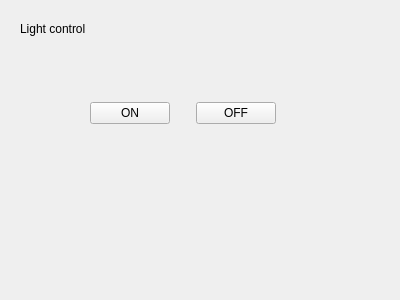
This is src/GUI/ui/hardware_widget.ui in Li-Ruiqi777/VehicleSystem as Qt 5 draws it before an edit. The edited form follows.
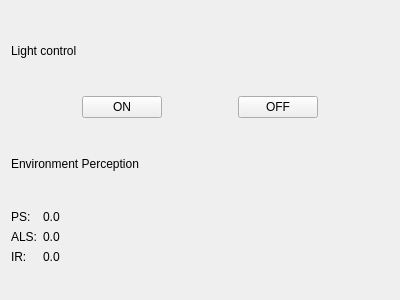
This is the edited form.

The edit to the form file:
```diff
--- a/src/GUI/ui/hardware_widget.ui
+++ b/src/GUI/ui/hardware_widget.ui
@@ -13,29 +13,29 @@
   <property name="windowTitle">
    <string>Form</string>
   </property>
+  <layout class="QVBoxLayout" name="verticalLayout">
+   <item>
   <widget class="QLabel" name="label">
-   <property name="geometry">
-    <rect>
-     <x>20</x>
-     <y>20</y>
-     <width>131</width>
-     <height>17</height>
-    </rect>
-   </property>
    <property name="text">
     <string>Light control</string>
    </property>
   </widget>
-  <widget class="QWidget" name="">
-   <property name="geometry">
-    <rect>
-     <x>90</x>
-     <y>100</y>
-     <width>186</width>
-     <height>27</height>
-    </rect>
-   </property>
+   </item>
+   <item>
    <layout class="QHBoxLayout" name="horizontalLayout">
+     <item>
+      <spacer name="horizontalSpacer_2">
+       <property name="orientation">
+        <enum>Qt::Horizontal</enum>
+       </property>
+       <property name="sizeHint" stdset="0">
+        <size>
+         <width>40</width>
+         <height>20</height>
+        </size>
+       </property>
+      </spacer>
+     </item>
     <item>
      <widget class="QPushButton" name="btn_led_on">
       <property name="text">
@@ -63,8 +63,75 @@
       </property>
      </widget>
     </item>
-   </layout>
-  </widget>
+     <item>
+      <spacer name="horizontalSpacer_3">
+       <property name="orientation">
+        <enum>Qt::Horizontal</enum>
+       </property>
+       <property name="sizeHint" stdset="0">
+        <size>
+         <width>40</width>
+         <height>20</height>
+        </size>
+       </property>
+      </spacer>
+     </item>
+    </layout>
+   </item>
+   <item>
+    <widget class="QLabel" name="label_2">
+     <property name="text">
+      <string>Environment Perception</string>
+     </property>
+    </widget>
+   </item>
+   <item>
+    <layout class="QFormLayout" name="formLayout">
+     <item row="0" column="0">
+      <widget class="QLabel" name="label_3">
+       <property name="text">
+        <string>PS:</string>
+       </property>
+      </widget>
+     </item>
+     <item row="0" column="1">
+      <widget class="QLabel" name="label_ps">
+       <property name="text">
+        <string>0.0</string>
+       </property>
+      </widget>
+     </item>
+     <item row="1" column="0">
+      <widget class="QLabel" name="label_4">
+       <property name="text">
+        <string>ALS:</string>
+       </property>
+      </widget>
+     </item>
+     <item row="1" column="1">
+      <widget class="QLabel" name="label_als">
+       <property name="text">
+        <string>0.0</string>
+       </property>
+      </widget>
+     </item>
+     <item row="2" column="0">
+      <widget class="QLabel" name="label_5">
+       <property name="text">
+        <string>IR:</string>
+       </property>
+      </widget>
+     </item>
+     <item row="2" column="1">
+      <widget class="QLabel" name="label_ir">
+       <property name="text">
+        <string>0.0</string>
+       </property>
+      </widget>
+     </item>
+    </layout>
+   </item>
+  </layout>
  </widget>
  <resources/>
  <connections/>
```
Lines whose indentation alone changed are shown as unchanged.
